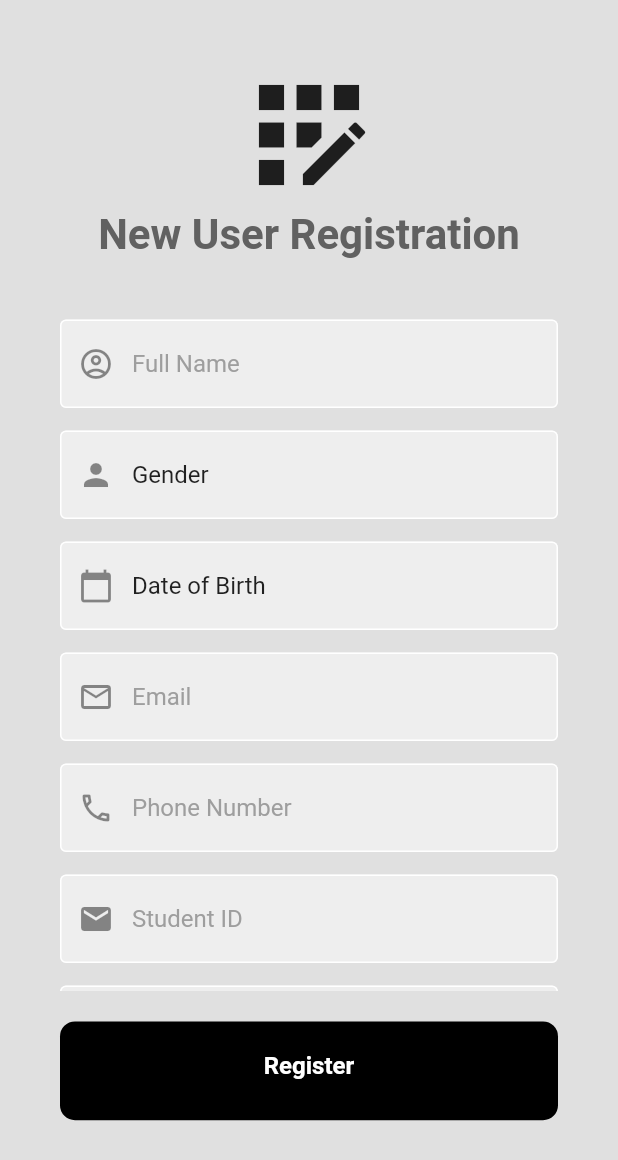
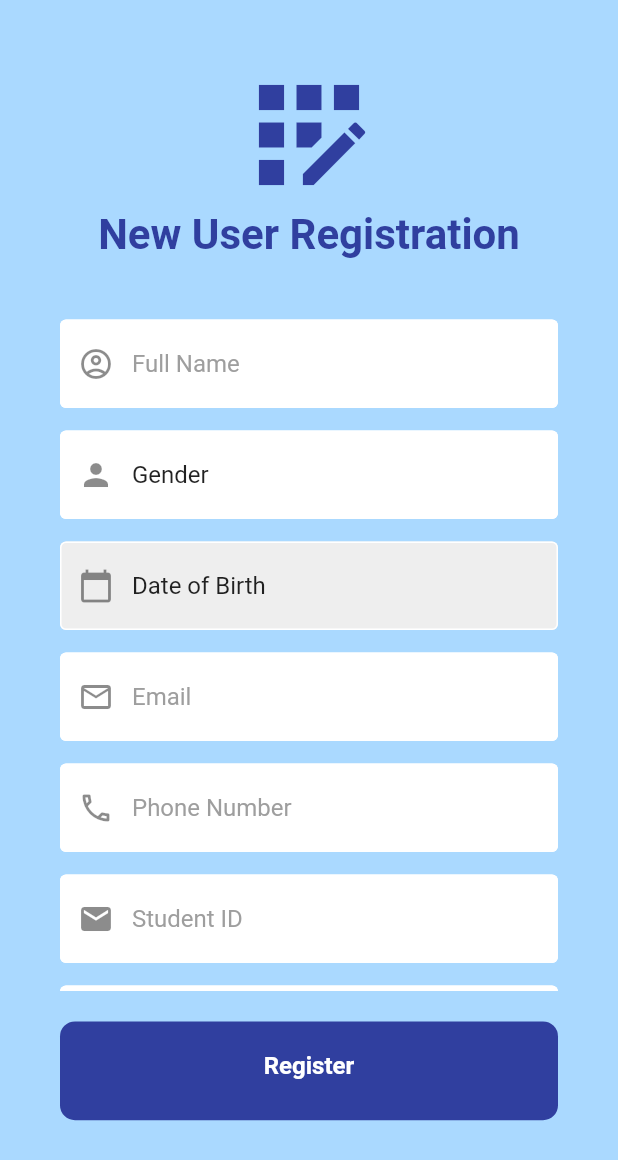
Before and after one commit to DhruvGandhi31/Bibliotheca, a Flutter app: the screen it shows after launch, after a tap on "Register now", on a phone screen of 412 x 824 dp. Shown: the top 1160 px of the screen. Run offline on Flutter 3.47's test engine with Material 2 defaults, Android fonts, the phone set to English and light mode, and no system bars; our stand-ins replace carousel_slider, cloud_firestore, firebase_auth, firebase_core, flutter_spinkit, fluttertoast and 1 more; accounts and stored records are empty; network calls fail.

```diff
--- a/lib/screens/splash_screen.dart
+++ b/lib/screens/splash_screen.dart
@@ -53,7 +53,7 @@ class _SplashScreenState extends State<SplashScreen> {
   @override
   Widget build(BuildContext context) {
     return Scaffold(
-      backgroundColor: Color(0xFFE0B485),
+      backgroundColor: const Color(0xFFAAD9FF),
       body: Center(
         child: Container(
           height: MediaQuery.of(context).size.height,
--- a/lib/users/authentication/login_page.dart
+++ b/lib/users/authentication/login_page.dart
@@ -103,7 +103,7 @@ class _LoginPageState extends State<LoginPage> {
         ? Loading()
         : SafeArea(
             child: Scaffold(
-            backgroundColor: Colors.grey[300],
+            backgroundColor: const Color(0xFFAAD9FF),
             body: _LoginUi(context),
           ));
   }
@@ -119,6 +119,7 @@ class _LoginPageState extends State<LoginPage> {
 
             // logo
             const Icon(
+              color: const Color(0xFF303F9F),
               Icons.business_center,
               size: 100,
             ),
@@ -129,7 +130,7 @@ class _LoginPageState extends State<LoginPage> {
             Text(
               'Welcome back!!',
               style: TextStyle(
-                  color: Colors.grey[700],
+                  color: const Color(0xFF303F9F),
                   fontSize: 28,
                   fontWeight: FontWeight.bold),
             ),
@@ -162,7 +163,7 @@ class _LoginPageState extends State<LoginPage> {
                   focusedBorder: OutlineInputBorder(
                     borderSide: BorderSide(color: Colors.grey.shade400),
                   ),
-                  fillColor: Colors.grey.shade200,
+                  fillColor: Colors.white,
                   filled: true,
                   prefixIcon: const Icon(Icons.account_circle_outlined),
                   hintText: 'Email',
@@ -201,7 +202,7 @@ class _LoginPageState extends State<LoginPage> {
                   focusedBorder: OutlineInputBorder(
                     borderSide: BorderSide(color: Colors.grey.shade400),
                   ),
-                  fillColor: Colors.grey.shade200,
+                  fillColor: Colors.white,
                   filled: true,
                   prefixIcon: const Icon(Icons.lock),
                   hintText: 'Password',
--- a/lib/users/authentication/register_page.dart
+++ b/lib/users/authentication/register_page.dart
@@ -149,7 +149,7 @@ class _RegisterPageState extends State<RegisterPage> {
   @override
   Widget build(BuildContext context) {
     return Scaffold(
-      backgroundColor: Colors.grey[300],
+      backgroundColor: const Color(0xFFAAD9FF),
       body: SafeArea(
         child: SingleChildScrollView(
           child: Container(
@@ -161,13 +161,14 @@ class _RegisterPageState extends State<RegisterPage> {
 
                 // logo
                 const Icon(
+                  color: Color(0xFF303F9F),
                   Icons.app_registration,
                   size: 100,
                 ),
                 Text(
                   'New User Registration',
                   style: TextStyle(
-                      color: Colors.grey[700],
+                      color: Color(0xFF303F9F),
                       fontSize: 28,
                       fontWeight: FontWeight.bold),
                 ),
@@ -212,7 +213,7 @@ class _RegisterPageState extends State<RegisterPage> {
                                 borderSide:
                                     BorderSide(color: Colors.grey.shade400),
                               ),
-                              fillColor: Colors.grey.shade200,
+                              fillColor: Colors.white,
                               filled: true,
                               prefixIcon:
                                   const Icon(Icons.account_circle_outlined),
@@ -270,7 +271,7 @@ class _RegisterPageState extends State<RegisterPage> {
                                 borderSide:
                                     BorderSide(color: Colors.grey.shade400),
                               ),
-                              fillColor: Colors.grey.shade200,
+                              fillColor: Colors.white,
                               filled: true,
                               prefixIcon: const Icon(Icons.email_outlined),
                               hintText: 'Email',
@@ -310,7 +311,7 @@ class _RegisterPageState extends State<RegisterPage> {
                                 borderSide:
                                     BorderSide(color: Colors.grey.shade400),
                               ),
-                              fillColor: Colors.grey.shade200,
+                              fillColor: Colors.white,
                               filled: true,
                               prefixIcon: const Icon(Icons.phone_outlined),
                               hintText: 'Phone Number',
@@ -350,7 +351,7 @@ class _RegisterPageState extends State<RegisterPage> {
                                 borderSide:
                                     BorderSide(color: Colors.grey.shade400),
                               ),
-                              fillColor: Colors.grey.shade200,
+                              fillColor: Colors.white,
                               filled: true,
                               prefixIcon: const Icon(Icons.email),
                               hintText: 'Student ID',
@@ -390,7 +391,7 @@ class _RegisterPageState extends State<RegisterPage> {
                                 borderSide:
                                     BorderSide(color: Colors.grey.shade400),
                               ),
-                              fillColor: Colors.grey.shade200,
+                              fillColor: Colors.white,
                               filled: true,
                               prefixIcon: const Icon(Icons.lock_open),
                               hintText: 'Enter your Password',
@@ -431,7 +432,7 @@ class _RegisterPageState extends State<RegisterPage> {
                                 borderSide:
                                     BorderSide(color: Colors.grey.shade400),
                               ),
-                              fillColor: Colors.grey.shade200,
+                              fillColor: Colors.white,
                               filled: true,
                               prefixIcon: const Icon(Icons.lock),
                               hintText: 'Confirm Password',
--- a/lib/utils/gender_dropdown.dart
+++ b/lib/utils/gender_dropdown.dart
@@ -25,9 +25,9 @@ class _GenderPickerState extends State<GenderPicker> {
             borderSide: BorderSide(color: Colors.white),
           ),
           focusedBorder: OutlineInputBorder(
-            borderSide: BorderSide(color: Colors.grey.shade400),
+            borderSide: BorderSide(color: Colors.white),
           ),
-          fillColor: Colors.grey.shade200,
+          fillColor: Colors.white,
           filled: true,
           prefixIcon: const Icon(Icons.person),
           hintText: 'Gender',
--- a/lib/utils/my_button.dart
+++ b/lib/utils/my_button.dart
@@ -16,7 +16,7 @@ class MyButton extends StatelessWidget {
         width: MediaQuery.of(context).size.width * 0.875,
         padding: const EdgeInsets.all(20),
         decoration: BoxDecoration(
-          color: Colors.black,
+          color: const Color(0xFF303F9F),
           borderRadius: BorderRadius.circular(10),
         ),
         // margin: const EdgeInsets.symmetric(horizontal: 25),
--- a/lib/utils/my_textfield.dart
+++ b/lib/utils/my_textfield.dart
@@ -59,9 +59,11 @@ class _MyTextFieldState extends State<MyTextField> {
             borderSide: BorderSide(color: Colors.white),
           ),
           focusedBorder: OutlineInputBorder(
-            borderSide: BorderSide(color: Colors.grey.shade400),
+            borderSide: BorderSide(
+              color: Colors.blue.shade100,
+            ),
           ),
-          fillColor: Colors.grey.shade200,
+          fillColor: Colors.blue.shade100,
           filled: true,
           prefixIcon: widget.sel_icon,
           hintText: widget.hintText,
```
